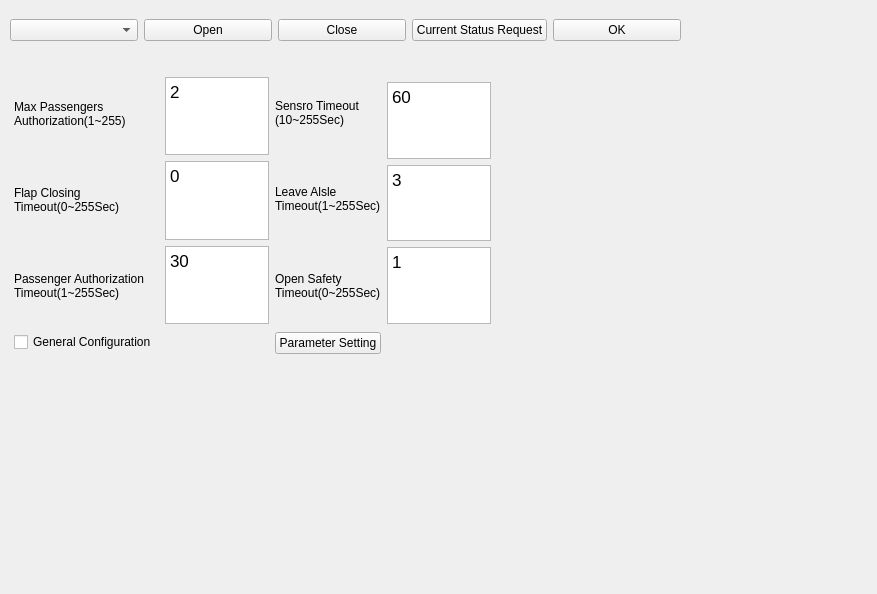
First picture: the form in view/ElisMainWidget.ui, repository chiplua/Rs128WinTest, before the edit.
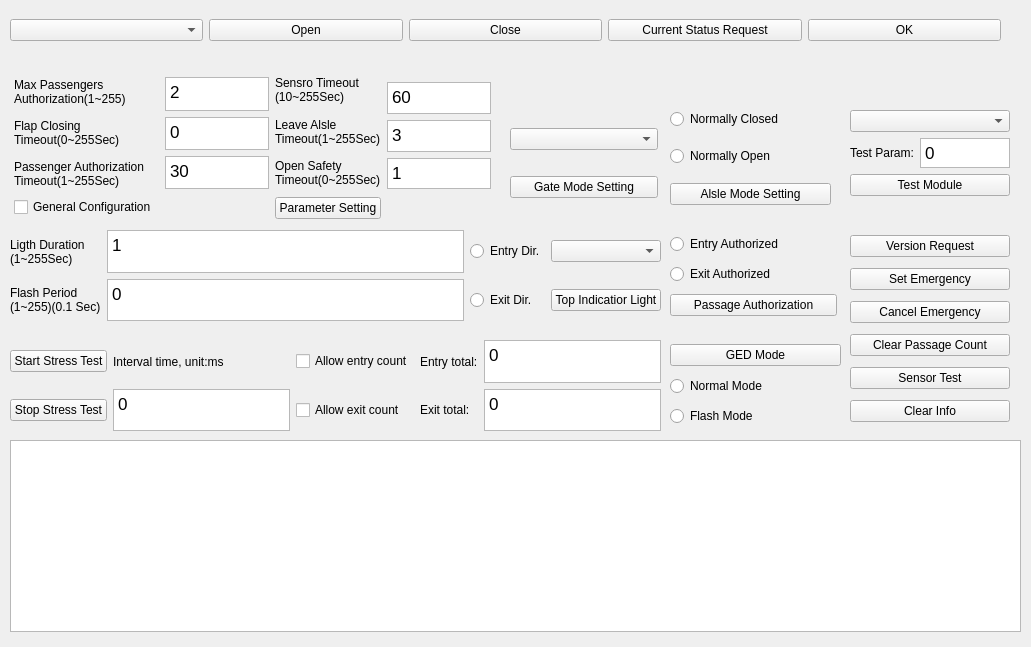
Second picture: the form after the edit.

Commit message: [UI-Framework-ALL]:Finish all ui

The edit to the form file:
```diff
--- a/view/ElisMainWidget.ui
+++ b/view/ElisMainWidget.ui
@@ -6,8 +6,8 @@
    <rect>
     <x>0</x>
     <y>0</y>
-    <width>877</width>
-    <height>594</height>
+    <width>1031</width>
+    <height>647</height>
    </rect>
   </property>
   <property name="windowTitle">
@@ -18,11 +18,11 @@
     <rect>
      <x>10</x>
      <y>10</y>
-     <width>671</width>
+     <width>991</width>
      <height>41</height>
     </rect>
    </property>
-   <layout class="QHBoxLayout" name="horizontalLayout">
+   <layout class="QHBoxLayout" name="hLayoutCom">
     <item>
      <widget class="QComboBox" name="comboBox"/>
     </item>
@@ -62,7 +62,7 @@
      <x>10</x>
      <y>70</y>
      <width>483</width>
-     <height>286</height>
+     <height>151</height>
     </rect>
    </property>
    <layout class="QHBoxLayout" name="horizontalLayout_2">
@@ -248,6 +248,430 @@
     </item>
    </layout>
   </widget>
+  <widget class="QWidget" name="verticalLayoutWidget_3">
+   <property name="geometry">
+    <rect>
+     <x>670</x>
+     <y>68</y>
+     <width>161</width>
+     <height>151</height>
+    </rect>
+   </property>
+   <layout class="QVBoxLayout" name="vLayoutAisleMode">
+    <property name="leftMargin">
+     <number>0</number>
+    </property>
+    <property name="topMargin">
+     <number>30</number>
+    </property>
+    <property name="bottomMargin">
+     <number>0</number>
+    </property>
+    <item>
+     <widget class="QRadioButton" name="radioButton">
+      <property name="text">
+       <string>Normally Closed</string>
+      </property>
+     </widget>
+    </item>
+    <item>
+     <widget class="QRadioButton" name="radioButton_2">
+      <property name="text">
+       <string>Normally Open</string>
+      </property>
+     </widget>
+    </item>
+    <item>
+     <widget class="QPushButton" name="pushButton_7">
+      <property name="text">
+       <string>Alsle Mode Setting</string>
+      </property>
+     </widget>
+    </item>
+   </layout>
+  </widget>
+  <widget class="QWidget" name="verticalLayoutWidget_2">
+   <property name="geometry">
+    <rect>
+     <x>510</x>
+     <y>68</y>
+     <width>148</width>
+     <height>151</height>
+    </rect>
+   </property>
+   <layout class="QVBoxLayout" name="vLayoutModeSetting">
+    <property name="topMargin">
+     <number>40</number>
+    </property>
+    <property name="rightMargin">
+     <number>0</number>
+    </property>
+    <property name="bottomMargin">
+     <number>0</number>
+    </property>
+    <item>
+     <widget class="QComboBox" name="comboBox_2"/>
+    </item>
+    <item>
+     <widget class="QPushButton" name="pushButton_6">
+      <property name="text">
+       <string>Gate Mode Setting</string>
+      </property>
+     </widget>
+    </item>
+   </layout>
+  </widget>
+  <widget class="QWidget" name="verticalLayoutWidget_4">
+   <property name="geometry">
+    <rect>
+     <x>850</x>
+     <y>70</y>
+     <width>160</width>
+     <height>151</height>
+    </rect>
+   </property>
+   <layout class="QVBoxLayout" name="verticalLayout_5">
+    <property name="topMargin">
+     <number>40</number>
+    </property>
+    <property name="bottomMargin">
+     <number>25</number>
+    </property>
+    <item>
+     <widget class="QComboBox" name="comboBox_3"/>
+    </item>
+    <item>
+     <layout class="QHBoxLayout" name="horizontalLayout">
+      <property name="sizeConstraint">
+       <enum>QLayout::SetFixedSize</enum>
+      </property>
+      <item>
+       <widget class="QLabel" name="label_7">
+        <property name="text">
+         <string>Test Param:</string>
+        </property>
+       </widget>
+      </item>
+      <item>
+       <widget class="QTextEdit" name="textEdit_7">
+        <property name="html">
+         <string>&lt;!DOCTYPE HTML PUBLIC &quot;-//W3C//DTD HTML 4.0//EN&quot; &quot;http://www.w3.org/TR/REC-html40/strict.dtd&quot;&gt;
+&lt;html&gt;&lt;head&gt;&lt;meta name=&quot;qrichtext&quot; content=&quot;1&quot; /&gt;&lt;meta charset=&quot;utf-8&quot; /&gt;&lt;style type=&quot;text/css&quot;&gt;
+p, li { white-space: pre-wrap; }
+&lt;/style&gt;&lt;/head&gt;&lt;body style=&quot; font-family:'.AppleSystemUIFont'; font-size:13pt; font-weight:400; font-style:normal;&quot;&gt;
+&lt;p style=&quot; margin-top:0px; margin-bottom:0px; margin-left:0px; margin-right:0px; -qt-block-indent:0; text-indent:0px;&quot;&gt;0&lt;/p&gt;&lt;/body&gt;&lt;/html&gt;</string>
+        </property>
+       </widget>
+      </item>
+     </layout>
+    </item>
+    <item>
+     <widget class="QPushButton" name="pushButton_8">
+      <property name="text">
+       <string>Test Module</string>
+      </property>
+     </widget>
+    </item>
+   </layout>
+  </widget>
+  <widget class="QWidget" name="gridLayoutWidget">
+   <property name="geometry">
+    <rect>
+     <x>10</x>
+     <y>230</y>
+     <width>651</width>
+     <height>91</height>
+    </rect>
+   </property>
+   <layout class="QGridLayout" name="gridLayout">
+    <item row="0" column="0">
+     <widget class="QLabel" name="label_8">
+      <property name="text">
+       <string>Ligth Duration
+(1~255Sec)</string>
+      </property>
+     </widget>
+    </item>
+    <item row="0" column="1">
+     <widget class="QTextEdit" name="textEdit_8">
+      <property name="html">
+       <string>&lt;!DOCTYPE HTML PUBLIC &quot;-//W3C//DTD HTML 4.0//EN&quot; &quot;http://www.w3.org/TR/REC-html40/strict.dtd&quot;&gt;
+&lt;html&gt;&lt;head&gt;&lt;meta name=&quot;qrichtext&quot; content=&quot;1&quot; /&gt;&lt;meta charset=&quot;utf-8&quot; /&gt;&lt;style type=&quot;text/css&quot;&gt;
+p, li { white-space: pre-wrap; }
+&lt;/style&gt;&lt;/head&gt;&lt;body style=&quot; font-family:'.AppleSystemUIFont'; font-size:13pt; font-weight:400; font-style:normal;&quot;&gt;
+&lt;p style=&quot; margin-top:0px; margin-bottom:0px; margin-left:0px; margin-right:0px; -qt-block-indent:0; text-indent:0px;&quot;&gt;1&lt;/p&gt;&lt;/body&gt;&lt;/html&gt;</string>
+      </property>
+     </widget>
+    </item>
+    <item row="1" column="2">
+     <widget class="QRadioButton" name="radioButton_4">
+      <property name="text">
+       <string>Exit Dir.</string>
+      </property>
+     </widget>
+    </item>
+    <item row="1" column="0">
+     <widget class="QLabel" name="label_9">
+      <property name="text">
+       <string>Flash Period
+(1~255)(0.1 Sec)</string>
+      </property>
+     </widget>
+    </item>
+    <item row="1" column="1">
+     <widget class="QTextEdit" name="textEdit_9">
+      <property name="html">
+       <string>&lt;!DOCTYPE HTML PUBLIC &quot;-//W3C//DTD HTML 4.0//EN&quot; &quot;http://www.w3.org/TR/REC-html40/strict.dtd&quot;&gt;
+&lt;html&gt;&lt;head&gt;&lt;meta name=&quot;qrichtext&quot; content=&quot;1&quot; /&gt;&lt;meta charset=&quot;utf-8&quot; /&gt;&lt;style type=&quot;text/css&quot;&gt;
+p, li { white-space: pre-wrap; }
+&lt;/style&gt;&lt;/head&gt;&lt;body style=&quot; font-family:'.AppleSystemUIFont'; font-size:13pt; font-weight:400; font-style:normal;&quot;&gt;
+&lt;p style=&quot; margin-top:0px; margin-bottom:0px; margin-left:0px; margin-right:0px; -qt-block-indent:0; text-indent:0px;&quot;&gt;0&lt;/p&gt;&lt;/body&gt;&lt;/html&gt;</string>
+      </property>
+     </widget>
+    </item>
+    <item row="0" column="2">
+     <widget class="QRadioButton" name="radioButton_3">
+      <property name="text">
+       <string>Entry Dir.</string>
+      </property>
+     </widget>
+    </item>
+    <item row="0" column="3">
+     <widget class="QComboBox" name="comboBox_4"/>
+    </item>
+    <item row="1" column="3">
+     <widget class="QPushButton" name="pushButton_11">
+      <property name="text">
+       <string>Top Indicatior Light</string>
+      </property>
+     </widget>
+    </item>
+   </layout>
+  </widget>
+  <widget class="QWidget" name="gridLayoutWidget_2">
+   <property name="geometry">
+    <rect>
+     <x>10</x>
+     <y>340</y>
+     <width>651</width>
+     <height>91</height>
+    </rect>
+   </property>
+   <layout class="QGridLayout" name="gridLayout_2">
+    <item row="1" column="1">
+     <widget class="QTextEdit" name="textEdit_11">
+      <property name="html">
+       <string>&lt;!DOCTYPE HTML PUBLIC &quot;-//W3C//DTD HTML 4.0//EN&quot; &quot;http://www.w3.org/TR/REC-html40/strict.dtd&quot;&gt;
+&lt;html&gt;&lt;head&gt;&lt;meta name=&quot;qrichtext&quot; content=&quot;1&quot; /&gt;&lt;meta charset=&quot;utf-8&quot; /&gt;&lt;style type=&quot;text/css&quot;&gt;
+p, li { white-space: pre-wrap; }
+&lt;/style&gt;&lt;/head&gt;&lt;body style=&quot; font-family:'.AppleSystemUIFont'; font-size:13pt; font-weight:400; font-style:normal;&quot;&gt;
+&lt;p style=&quot; margin-top:0px; margin-bottom:0px; margin-left:0px; margin-right:0px; -qt-block-indent:0; text-indent:0px;&quot;&gt;0&lt;/p&gt;&lt;/body&gt;&lt;/html&gt;</string>
+      </property>
+     </widget>
+    </item>
+    <item row="0" column="1">
+     <widget class="QLabel" name="label_10">
+      <property name="text">
+       <string>Interval time, unit:ms</string>
+      </property>
+     </widget>
+    </item>
+    <item row="1" column="0">
+     <widget class="QPushButton" name="pushButton_10">
+      <property name="text">
+       <string>Stop Stress Test</string>
+      </property>
+     </widget>
+    </item>
+    <item row="0" column="2">
+     <widget class="QCheckBox" name="checkBox_2">
+      <property name="text">
+       <string>Allow entry count</string>
+      </property>
+     </widget>
+    </item>
+    <item row="1" column="3">
+     <widget class="QLabel" name="label_12">
+      <property name="text">
+       <string>Exit total:</string>
+      </property>
+     </widget>
+    </item>
+    <item row="1" column="2">
+     <widget class="QCheckBox" name="checkBox_3">
+      <property name="text">
+       <string>Allow exit count</string>
+      </property>
+     </widget>
+    </item>
+    <item row="0" column="3">
+     <widget class="QLabel" name="label_11">
+      <property name="text">
+       <string>Entry total:</string>
+      </property>
+     </widget>
+    </item>
+    <item row="0" column="0">
+     <widget class="QPushButton" name="pushButton_9">
+      <property name="text">
+       <string>Start Stress Test</string>
+      </property>
+     </widget>
+    </item>
+    <item row="0" column="4">
+     <widget class="QTextEdit" name="textEdit_12">
+      <property name="html">
+       <string>&lt;!DOCTYPE HTML PUBLIC &quot;-//W3C//DTD HTML 4.0//EN&quot; &quot;http://www.w3.org/TR/REC-html40/strict.dtd&quot;&gt;
+&lt;html&gt;&lt;head&gt;&lt;meta name=&quot;qrichtext&quot; content=&quot;1&quot; /&gt;&lt;meta charset=&quot;utf-8&quot; /&gt;&lt;style type=&quot;text/css&quot;&gt;
+p, li { white-space: pre-wrap; }
+&lt;/style&gt;&lt;/head&gt;&lt;body style=&quot; font-family:'.AppleSystemUIFont'; font-size:13pt; font-weight:400; font-style:normal;&quot;&gt;
+&lt;p style=&quot; margin-top:0px; margin-bottom:0px; margin-left:0px; margin-right:0px; -qt-block-indent:0; text-indent:0px;&quot;&gt;0&lt;/p&gt;&lt;/body&gt;&lt;/html&gt;</string>
+      </property>
+     </widget>
+    </item>
+    <item row="1" column="4">
+     <widget class="QTextEdit" name="textEdit_13">
+      <property name="html">
+       <string>&lt;!DOCTYPE HTML PUBLIC &quot;-//W3C//DTD HTML 4.0//EN&quot; &quot;http://www.w3.org/TR/REC-html40/strict.dtd&quot;&gt;
+&lt;html&gt;&lt;head&gt;&lt;meta name=&quot;qrichtext&quot; content=&quot;1&quot; /&gt;&lt;meta charset=&quot;utf-8&quot; /&gt;&lt;style type=&quot;text/css&quot;&gt;
+p, li { white-space: pre-wrap; }
+&lt;/style&gt;&lt;/head&gt;&lt;body style=&quot; font-family:'.AppleSystemUIFont'; font-size:13pt; font-weight:400; font-style:normal;&quot;&gt;
+&lt;p style=&quot; margin-top:0px; margin-bottom:0px; margin-left:0px; margin-right:0px; -qt-block-indent:0; text-indent:0px;&quot;&gt;0&lt;/p&gt;&lt;/body&gt;&lt;/html&gt;</string>
+      </property>
+     </widget>
+    </item>
+   </layout>
+  </widget>
+  <widget class="QTextBrowser" name="textBrowser">
+   <property name="geometry">
+    <rect>
+     <x>10</x>
+     <y>440</y>
+     <width>1011</width>
+     <height>192</height>
+    </rect>
+   </property>
+  </widget>
+  <widget class="QWidget" name="verticalLayoutWidget_5">
+   <property name="geometry">
+    <rect>
+     <x>670</x>
+     <y>230</y>
+     <width>167</width>
+     <height>91</height>
+    </rect>
+   </property>
+   <layout class="QVBoxLayout" name="verticalLayout_6">
+    <item>
+     <widget class="QRadioButton" name="radioButton_5">
+      <property name="text">
+       <string>Entry Authorized</string>
+      </property>
+     </widget>
+    </item>
+    <item>
+     <widget class="QRadioButton" name="radioButton_6">
+      <property name="text">
+       <string>Exit Authorized</string>
+      </property>
+     </widget>
+    </item>
+    <item>
+     <widget class="QPushButton" name="pushButton_12">
+      <property name="text">
+       <string>Passage Authorization</string>
+      </property>
+     </widget>
+    </item>
+   </layout>
+  </widget>
+  <widget class="QWidget" name="verticalLayoutWidget_6">
+   <property name="geometry">
+    <rect>
+     <x>670</x>
+     <y>340</y>
+     <width>171</width>
+     <height>91</height>
+    </rect>
+   </property>
+   <layout class="QVBoxLayout" name="verticalLayout_7">
+    <item>
+     <widget class="QPushButton" name="pushButton_13">
+      <property name="text">
+       <string>GED Mode</string>
+      </property>
+     </widget>
+    </item>
+    <item>
+     <widget class="QRadioButton" name="radioButton_7">
+      <property name="text">
+       <string>Normal Mode</string>
+      </property>
+     </widget>
+    </item>
+    <item>
+     <widget class="QRadioButton" name="radioButton_8">
+      <property name="text">
+       <string>Flash Mode</string>
+      </property>
+     </widget>
+    </item>
+   </layout>
+  </widget>
+  <widget class="QWidget" name="verticalLayoutWidget_7">
+   <property name="geometry">
+    <rect>
+     <x>850</x>
+     <y>230</y>
+     <width>160</width>
+     <height>202</height>
+    </rect>
+   </property>
+   <layout class="QVBoxLayout" name="verticalLayout_8">
+    <item>
+     <widget class="QPushButton" name="pushButton_14">
+      <property name="text">
+       <string>Version Request</string>
+      </property>
+     </widget>
+    </item>
+    <item>
+     <widget class="QPushButton" name="pushButton_15">
+      <property name="text">
+       <string>Set Emergency</string>
+      </property>
+     </widget>
+    </item>
+    <item>
+     <widget class="QPushButton" name="pushButton_16">
+      <property name="text">
+       <string>Cancel Emergency</string>
+      </property>
+     </widget>
+    </item>
+    <item>
+     <widget class="QPushButton" name="pushButton_17">
+      <property name="text">
+       <string>Clear Passage Count</string>
+      </property>
+     </widget>
+    </item>
+    <item>
+     <widget class="QPushButton" name="pushButton_18">
+      <property name="text">
+       <string>Sensor Test</string>
+      </property>
+     </widget>
+    </item>
+    <item>
+     <widget class="QPushButton" name="pushButton_19">
+      <property name="text">
+       <string>Clear Info</string>
+      </property>
+     </widget>
+    </item>
+   </layout>
+  </widget>
  </widget>
  <resources/>
  <connections/>
```
Left out of the diff: 4 changed lines with no effect on the pictures. The commit also changes 1 other file.
